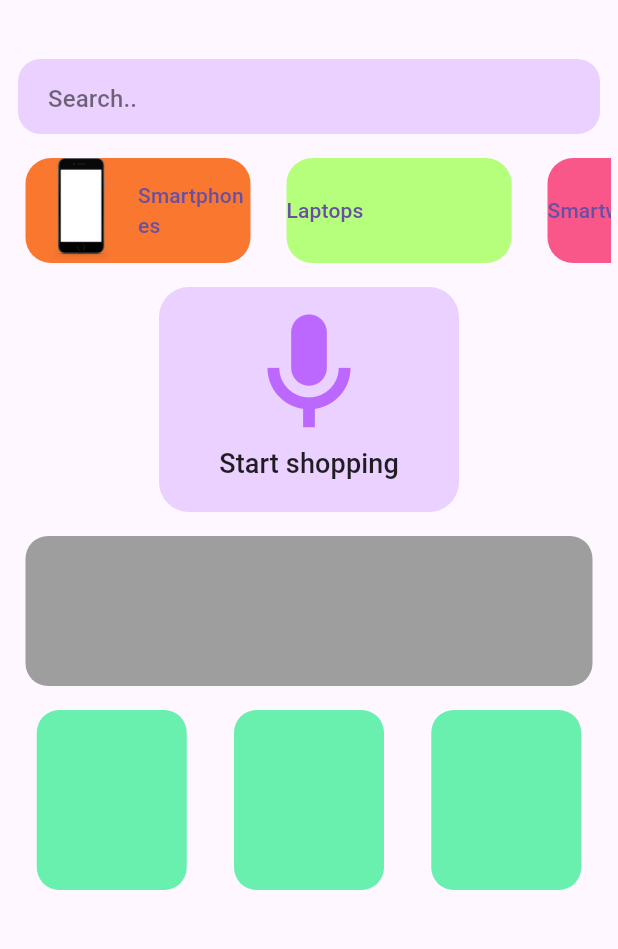
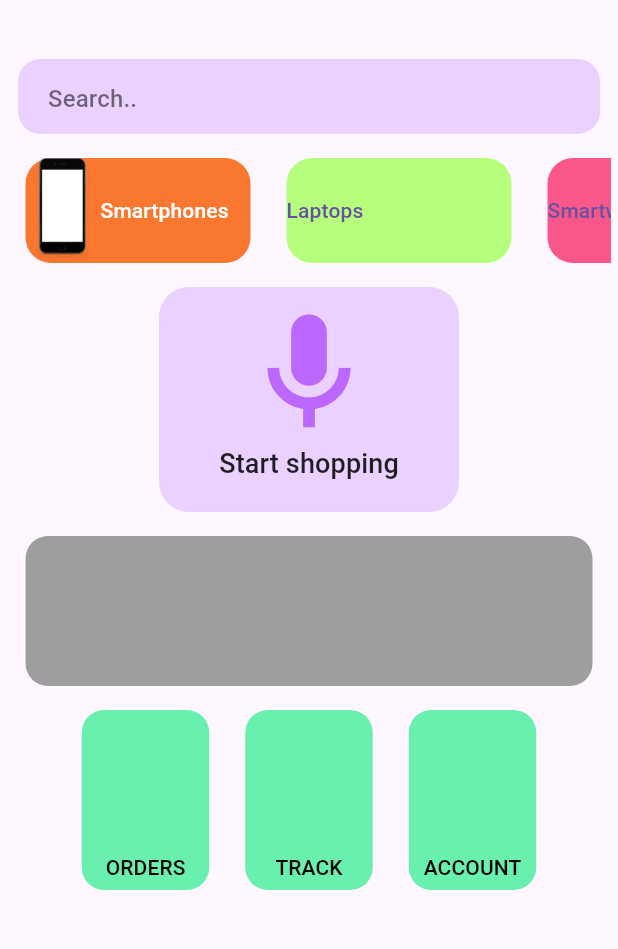
Before and after one commit to SRIJITH11101/Ecommerce_app, a Flutter app: the screen it shows after launch, on a phone screen of 412 x 824 dp, the part 178-1127 px from its top. Run offline on Flutter 3.47's test engine with Material 3 defaults, Android fonts, the phone set to English and light mode, and no system bars; our stand-ins replace avatar_glow, speech_to_text.

Commit message:
pugazh commit

```diff
--- a/lib/Home.dart
+++ b/lib/Home.dart
@@ -108,11 +108,14 @@ class _HomeState extends State<Home> {
                               child: Row(
                                 children: <Widget>[
                                   Expanded(
+                                    flex:1,
                                     child: Image(
                                         image: AssetImage(
                                             "assets/images/phone.png")),
                                   ),
-                                  Expanded(child: Text("Smartphones"))
+                                  Expanded(
+                                    flex:2,
+                                    child: Text("Smartphones",style:TextStyle(color:Colors.white)))
                                 ],
                               ),
                             ),
@@ -240,13 +243,23 @@ class _HomeState extends State<Home> {
                       ),
                     ),
                     Row(
-                      mainAxisAlignment: MainAxisAlignment.spaceEvenly,
+                      mainAxisAlignment: MainAxisAlignment.center,
                       children: <Widget>[
                         TextButton(
                           onPressed: () {},
                           child: Container(
-                            width: 100,
+                            width: 85
+                            ,
                             height: 120,
+                            child:Column(
+                              mainAxisAlignment:MainAxisAlignment.end,
+                              children:[
+                                Text("ORDERS",style:TextStyle(color:Colors.black)),
+                                SizedBox(
+                                  height:5
+                                ),
+                              ]
+                            ),
                             decoration: BoxDecoration(
                               borderRadius:
                                   BorderRadiusDirectional.circular(15),
@@ -257,8 +270,18 @@ class _HomeState extends State<Home> {
                         TextButton(
                           onPressed: () {},
                           child: Container(
-                            width: 100,
+                            width: 85,
                             height: 120,
+                            child:Column(
+                              mainAxisAlignment:MainAxisAlignment.end,
+                              children:[
+
+                                Text("TRACK",style:TextStyle(color:Colors.black)),
+                                SizedBox(
+                                  height:5
+                                ),
+                              ]
+                            ),
                             decoration: BoxDecoration(
                               borderRadius:
                                   BorderRadiusDirectional.circular(15),
@@ -269,8 +292,17 @@ class _HomeState extends State<Home> {
                         TextButton(
                           onPressed: () {},
                           child: Container(
-                            width: 100,
+                            width: 85,
                             height: 120,
+                            child:Column(
+                              mainAxisAlignment:MainAxisAlignment.end,
+                              children:[
+                                Text("ACCOUNT",style:TextStyle(color:Colors.black)),
+                                SizedBox(
+                                  height:5
+                                ),
+                              ]
+                            ),
                             decoration: BoxDecoration(
                               borderRadius:
                                   BorderRadiusDirectional.circular(15),
```
Also changed, not shown: lib/Product.dart (+62 -1 lines), lib/Search/Itemsearch.dart (+24 -1 lines), pubspec.lock, 1 other file.
